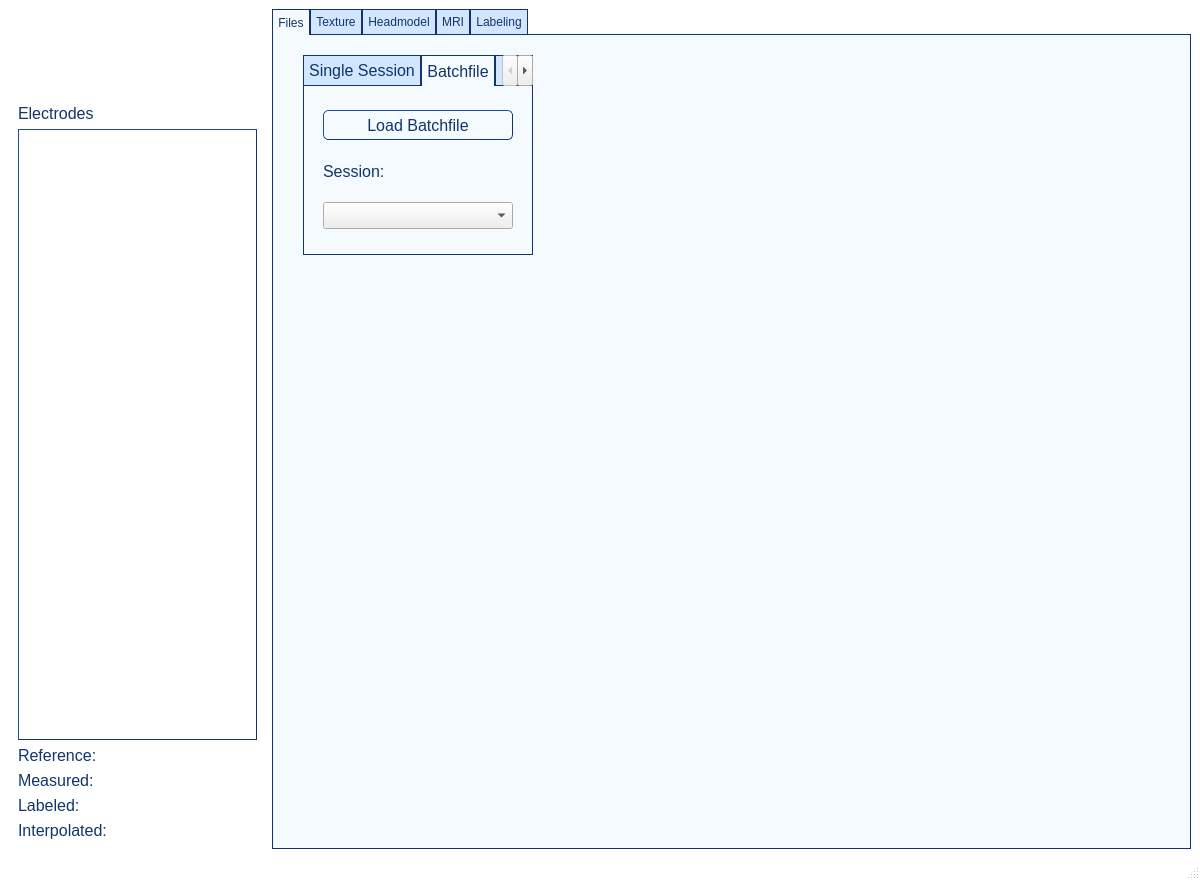
Above: ui/qt_designer/pyloc_main.ui from mindbrainlab/ElectrodeLocalizationKit before the change. Below: the same form after it.
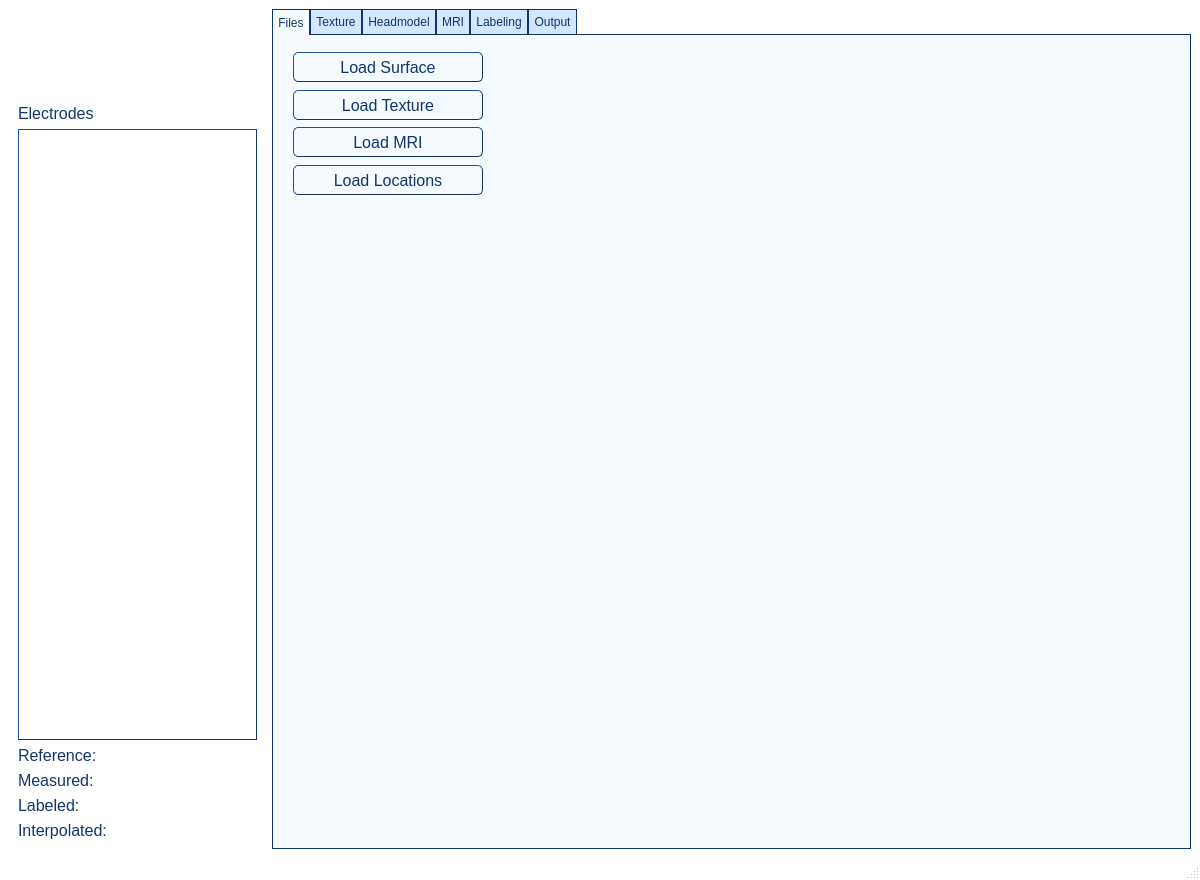
That is the form after the change. Icons and pictures are not drawn.

Commit message: feat: add labeling combo dialog

```diff
--- a/ui/qt_designer/pyloc_main.ui
+++ b/ui/qt_designer/pyloc_main.ui
@@ -300,48 +300,15 @@
        <attribute name="title">
         <string>Files</string>
        </attribute>
-       <widget class="QTabWidget" name="tabWidget_2">
+       <widget class="QPushButton" name="load_locations_button">
         <property name="geometry">
          <rect>
-          <x>30</x>
-          <y>20</y>
-          <width>230</width>
-          <height>200</height>
+          <x>20</x>
+          <y>130</y>
+          <width>190</width>
+          <height>30</height>
          </rect>
         </property>
-        <property name="minimumSize">
-         <size>
-          <width>230</width>
-          <height>200</height>
-         </size>
-        </property>
-        <property name="maximumSize">
-         <size>
-          <width>230</width>
-          <height>200</height>
-         </size>
-        </property>
-        <property name="baseSize">
-         <size>
-          <width>300</width>
-          <height>200</height>
-         </size>
-        </property>
-        <property name="font">
-         <font>
-          <pointsize>12</pointsize>
-         </font>
-        </property>
-        <property name="currentIndex">
-         <number>1</number>
-        </property>
-        <widget class="QWidget" name="tab_3">
-         <attribute name="title">
-          <string>Single Session</string>
-         </attribute>
-         <layout class="QVBoxLayout" name="verticalLayout_2">
-          <item>
-           <widget class="QPushButton" name="load_surface_button">
             <property name="sizePolicy">
              <sizepolicy hsizetype="Minimum" vsizetype="Minimum">
               <horstretch>0</horstretch>
@@ -369,12 +336,18 @@
              <string notr="true"/>
             </property>
             <property name="text">
-             <string>Load Surface</string>
-            </property>
-           </widget>
-          </item>
-          <item>
+         <string>Load Locations</string>
+        </property>
+       </widget>
            <widget class="QPushButton" name="load_texture_button">
+        <property name="geometry">
+         <rect>
+          <x>20</x>
+          <y>55</y>
+          <width>190</width>
+          <height>30</height>
+         </rect>
+        </property>
             <property name="sizePolicy">
              <sizepolicy hsizetype="Minimum" vsizetype="Minimum">
               <horstretch>0</horstretch>
@@ -405,9 +378,54 @@
              <string>Load Texture</string>
             </property>
            </widget>
-          </item>
-          <item>
+       <widget class="QPushButton" name="load_surface_button">
+        <property name="geometry">
+         <rect>
+          <x>20</x>
+          <y>17</y>
+          <width>190</width>
+          <height>30</height>
+         </rect>
+        </property>
+        <property name="sizePolicy">
+         <sizepolicy hsizetype="Minimum" vsizetype="Minimum">
+          <horstretch>0</horstretch>
+          <verstretch>0</verstretch>
+         </sizepolicy>
+        </property>
+        <property name="minimumSize">
+         <size>
+          <width>190</width>
+          <height>30</height>
+         </size>
+        </property>
+        <property name="maximumSize">
+         <size>
+          <width>190</width>
+          <height>30</height>
+         </size>
+        </property>
+        <property name="font">
+         <font>
+          <pointsize>12</pointsize>
+         </font>
+        </property>
+        <property name="styleSheet">
+         <string notr="true"/>
+        </property>
+        <property name="text">
+         <string>Load Surface</string>
+        </property>
+       </widget>
            <widget class="QPushButton" name="load_mri_button">
+        <property name="geometry">
+         <rect>
+          <x>20</x>
+          <y>92</y>
+          <width>190</width>
+          <height>30</height>
+         </rect>
+        </property>
             <property name="sizePolicy">
              <sizepolicy hsizetype="Minimum" vsizetype="Minimum">
               <horstretch>0</horstretch>
@@ -438,144 +456,6 @@
              <string>Load MRI</string>
             </property>
            </widget>
-          </item>
-          <item>
-           <widget class="QPushButton" name="load_locations_button">
-            <property name="sizePolicy">
-             <sizepolicy hsizetype="Minimum" vsizetype="Minimum">
-              <horstretch>0</horstretch>
-              <verstretch>0</verstretch>
-             </sizepolicy>
-            </property>
-            <property name="minimumSize">
-             <size>
-              <width>190</width>
-              <height>30</height>
-             </size>
-            </property>
-            <property name="maximumSize">
-             <size>
-              <width>190</width>
-              <height>30</height>
-             </size>
-            </property>
-            <property name="font">
-             <font>
-              <pointsize>12</pointsize>
-             </font>
-            </property>
-            <property name="styleSheet">
-             <string notr="true"/>
-            </property>
-            <property name="text">
-             <string>Load Locations</string>
-            </property>
-           </widget>
-          </item>
-         </layout>
-        </widget>
-        <widget class="QWidget" name="tab_4">
-         <attribute name="title">
-          <string>Batchfile</string>
-         </attribute>
-         <layout class="QVBoxLayout" name="verticalLayout_3">
-          <item alignment="Qt::AlignHCenter">
-           <widget class="QPushButton" name="load_batchfile_button">
-            <property name="sizePolicy">
-             <sizepolicy hsizetype="Minimum" vsizetype="Minimum">
-              <horstretch>0</horstretch>
-              <verstretch>0</verstretch>
-             </sizepolicy>
-            </property>
-            <property name="minimumSize">
-             <size>
-              <width>190</width>
-              <height>30</height>
-             </size>
-            </property>
-            <property name="maximumSize">
-             <size>
-              <width>190</width>
-              <height>30</height>
-             </size>
-            </property>
-            <property name="font">
-             <font>
-              <pointsize>12</pointsize>
-             </font>
-            </property>
-            <property name="styleSheet">
-             <string notr="true"/>
-            </property>
-            <property name="text">
-             <string>Load Batchfile</string>
-            </property>
-           </widget>
-          </item>
-          <item alignment="Qt::AlignHCenter">
-           <widget class="QLabel" name="label_5">
-            <property name="minimumSize">
-             <size>
-              <width>190</width>
-              <height>0</height>
-             </size>
-            </property>
-            <property name="maximumSize">
-             <size>
-              <width>190</width>
-              <height>20</height>
-             </size>
-            </property>
-            <property name="text">
-             <string>Session:</string>
-            </property>
-           </widget>
-          </item>
-          <item alignment="Qt::AlignHCenter">
-           <widget class="QComboBox" name="sessions_dropdown">
-            <property name="minimumSize">
-             <size>
-              <width>190</width>
-              <height>0</height>
-             </size>
-            </property>
-            <property name="maximumSize">
-             <size>
-              <width>190</width>
-              <height>16777215</height>
-             </size>
-            </property>
-           </widget>
-          </item>
-         </layout>
-        </widget>
-        <widget class="QWidget" name="tab_10">
-         <attribute name="title">
-          <string>Export</string>
-         </attribute>
-         <layout class="QVBoxLayout" name="verticalLayout_12">
-          <item alignment="Qt::AlignHCenter|Qt::AlignVCenter">
-           <widget class="QPushButton" name="export_locations_button">
-            <property name="minimumSize">
-             <size>
-              <width>190</width>
-              <height>30</height>
-             </size>
-            </property>
-            <property name="maximumSize">
-             <size>
-              <width>190</width>
-              <height>30</height>
-             </size>
-            </property>
-            <property name="text">
-             <string>Export</string>
-            </property>
-           </widget>
-          </item>
-         </layout>
-        </widget>
-       </widget>
       </widget>
       <widget class="QWidget" name="tab">
        <attribute name="title">
@@ -2369,6 +2249,36 @@
         </item>
        </layout>
       </widget>
+      <widget class="QWidget" name="tab_8">
+       <attribute name="title">
+        <string>Output</string>
+       </attribute>
+       <widget class="QPushButton" name="export_locations_button">
+        <property name="geometry">
+         <rect>
+          <x>20</x>
+          <y>20</y>
+          <width>190</width>
+          <height>30</height>
+         </rect>
+        </property>
+        <property name="minimumSize">
+         <size>
+          <width>190</width>
+          <height>30</height>
+         </size>
+        </property>
+        <property name="maximumSize">
+         <size>
+          <width>190</width>
+          <height>30</height>
+         </size>
+        </property>
+        <property name="text">
+         <string>Export</string>
+        </property>
+       </widget>
+      </widget>
      </widget>
     </item>
    </layout>
```
Lines whose indentation alone changed are shown as unchanged. The commit also changes 3 other files.
